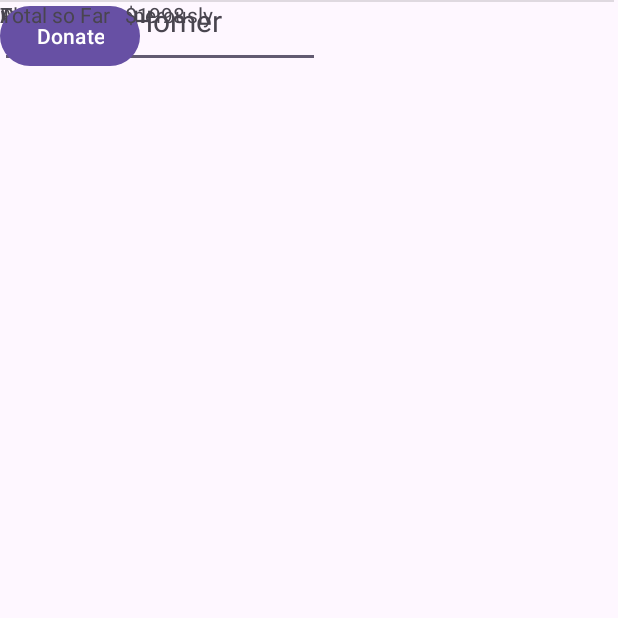
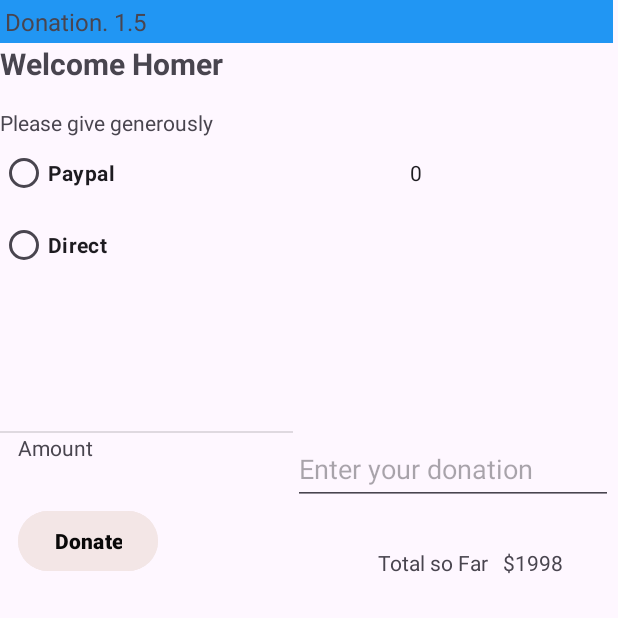
Before and after one commit to Hahajokerrr/AndroidProject, an Android app: the screen it shows after launch (MainActivity), on a phone screen of 412 x 824 dp, the top half of it. Run offline under Robolectric (Android 15) with nearby library versions, the phone set to English and light mode, and no system bars.

Commit message:
update week1

```diff
--- a/Week1/Donation/app/src/main/res/layout/activity_main.xml
+++ b/Week1/Donation/app/src/main/res/layout/activity_main.xml
@@ -1,19 +1,33 @@
 <?xml version="1.0" encoding="utf-8"?>
-<androidx.constraintlayout.widget.ConstraintLayout xmlns:android="http://schemas.android.com/apk/res/android"
+<TableLayout xmlns:android="http://schemas.android.com/apk/res/android"
     xmlns:app="http://schemas.android.com/apk/res-auto"
     xmlns:tools="http://schemas.android.com/tools"
-    android:layout_width="match_parent"
+    android:layout_width="wrap_content"
     android:layout_height="match_parent"
+    android:layout_column="2"
+    android:backgroundTint="#3F51B5"
+    android:orientation="vertical"
+    android:paddingRight="3dp"
+    android:shrinkColumns="0"
+    android:stretchColumns="1"
     tools:context=".MainActivity">
 
-    <RadioButton
-        android:id="@+id/radioButton2"
-        android:layout_width="93dp"
-        android:layout_height="31dp"
-        android:text="Paypal"
-        android:textSize="10sp"
-        tools:layout_editor_absoluteX="40dp"
-        tools:layout_editor_absoluteY="150dp" />
+    <TableRow
+        android:layout_width="12dp"
+        android:layout_height="12dp"
+        android:background="#3F51B5"
+        android:backgroundTint="#2196F3">
+
+        <TextView
+            android:id="@+id/textView"
+            android:padding="3dp"
+            android:text="Donation. 1.5"
+            android:textSize="16sp" />
+    </TableRow>
+
+    <TableRow
+        android:layout_width="match_parent"
+        android:layout_height="match_parent">
 
         <TextView
             android:id="@+id/textView2"
@@ -22,8 +36,15 @@
             android:autoText="false"
             android:text="Welcome Homer"
             android:textSize="20sp"
+            android:textStyle="bold"
             tools:layout_editor_absoluteX="35dp"
             tools:layout_editor_absoluteY="71dp" />
+
+    </TableRow>
+
+    <TableRow
+        android:layout_width="match_parent"
+        android:layout_height="match_parent">
 
         <TextView
             android:id="@+id/textView3"
@@ -33,62 +54,68 @@
             tools:layout_editor_absoluteX="37dp"
             tools:layout_editor_absoluteY="117dp" />
 
+    </TableRow>
+
+    <TableRow
+        android:layout_width="match_parent"
+        android:layout_height="match_parent">
+
         <RadioGroup
             android:layout_width="1dp"
             android:layout_height="0dp"
             tools:layout_editor_absoluteX="39dp"
-        tools:layout_editor_absoluteY="198dp" />
+            tools:layout_editor_absoluteY="198dp">
+
+        </RadioGroup>
+    </TableRow>
+
+    <TableRow
+        android:layout_width="match_parent"
+        android:layout_height="match_parent">
+
+        <RadioButton
+            android:id="@+id/radioButton2"
+            android:layout_width="93dp"
+            android:layout_height="48dp"
+            android:text="Paypal"
+            android:textSize="14sp"
+            android:textStyle="bold"
+            tools:layout_editor_absoluteX="40dp"
+            tools:layout_editor_absoluteY="150dp" />
+
+        <AbsoluteLayout
+            android:layout_width="fill_parent"
+            android:layout_height="fill_parent">
+
+            <NumberPicker
+                android:layout_width="98dp"
+                android:layout_height="match_parent"
+                android:layout_x="50px"
+                android:orientation="vertical"></NumberPicker>
+        </AbsoluteLayout>
+
+    </TableRow>
+
+    <TableRow
+        android:layout_width="match_parent"
+        android:layout_height="match_parent">
 
         <RadioButton
             android:id="@+id/radioButton"
             android:layout_width="93dp"
-        android:layout_height="31dp"
-        android:text="Paypal"
-        android:textSize="10sp"
+            android:layout_height="48dp"
+            android:text="Direct"
+            android:textSize="14sp"
+            android:textStyle="bold"
             tools:layout_editor_absoluteX="40dp"
             tools:layout_editor_absoluteY="150dp" />
 
-    <RadioButton
-        android:id="@+id/radioButton3"
-        android:layout_width="93dp"
-        android:layout_height="31dp"
-        android:text="Direct"
-        android:textSize="10sp"
-        tools:layout_editor_absoluteX="40dp"
-        tools:layout_editor_absoluteY="191dp" />
+    </TableRow>
 
-    <TextView
-        android:id="@+id/textView4"
-        android:layout_width="wrap_content"
-        android:layout_height="wrap_content"
-        android:text="Amount"
-        tools:layout_editor_absoluteX="40dp"
-        tools:layout_editor_absoluteY="388dp" />
-
-    <EditText
-        android:id="@+id/editTextNumber"
-        android:layout_width="wrap_content"
-        android:layout_height="wrap_content"
-        android:ems="10"
-        android:inputType="number"
-        tools:layout_editor_absoluteX="95dp"
-        tools:layout_editor_absoluteY="374dp" />
-
-    <Button
-        android:id="@+id/button"
-        android:layout_width="wrap_content"
-        android:layout_height="wrap_content"
-        android:text="Donate"
-        tools:layout_editor_absoluteX="38dp"
-        tools:layout_editor_absoluteY="465dp" />
-
-    <TextView
-        android:id="@+id/textView5"
-        android:layout_width="wrap_content"
-        android:layout_height="wrap_content"
-        android:text="Total so Far   $1998"
-        tools:layout_editor_absoluteX="165dp"
-        tools:layout_editor_absoluteY="482dp" />
+    <TableRow
+        android:layout_width="match_parent"
+        android:layout_height="match_parent"
+        android:layout_marginTop="100dp">
 
         <View
             android:id="@+id/divider"
@@ -97,5 +124,69 @@
             android:background="?android:attr/listDivider"
             tools:layout_editor_absoluteX="35dp"
             tools:layout_editor_absoluteY="354dp" />
+    </TableRow>
 
-</androidx.constraintlayout.widget.ConstraintLayout>
+    <TableRow
+        android:layout_width="match_parent"
+        android:layout_height="match_parent">
+
+        <TextView
+            android:id="@+id/textView4"
+            android:layout_width="wrap_content"
+            android:layout_height="wrap_content"
+            android:layout_column="0"
+            android:layout_marginLeft="12dp"
+            android:text="Amount"
+            tools:layout_editor_absoluteX="40dp"
+            tools:layout_editor_absoluteY="388dp" />
+
+        <EditText
+            android:id="@+id/editTextNumber"
+            android:layout_width="match_parent"
+            android:layout_height="48dp"
+            android:layout_column="1"
+            android:layout_gravity="left"
+            android:ems="10"
+            android:hint="Enter your donation"
+            android:inputType="number"
+            tools:layout_editor_absoluteX="95dp"
+            tools:layout_editor_absoluteY="374dp" />
+
+    </TableRow>
+
+
+    <TableRow
+        android:layout_width="match_parent"
+        android:layout_height="match_parent">
+
+        <Button
+            android:id="@+id/button"
+            android:layout_width="118dp"
+            android:layout_height="wrap_content"
+            android:layout_column="0"
+            android:layout_gravity="left"
+            android:layout_marginLeft="12dp"
+            android:backgroundTint="#F3E6E6"
+            android:text="Donate"
+            android:textColor="#090808"
+            android:textColorHighlight="#EFE2E2"
+            android:textColorHint="#977979"
+            android:textColorLink="#F1E6E6"
+            android:textStyle="bold"
+            tools:layout_editor_absoluteX="38dp"
+            tools:layout_editor_absoluteY="465dp" />
+
+        <TextView
+            android:id="@+id/textView5"
+            android:layout_width="wrap_content"
+            android:layout_height="wrap_content"
+            android:layout_column="0"
+            android:layout_gravity="bottom|center"
+            android:gravity="center"
+            android:text="Total so Far   $1998"
+            tools:layout_editor_absoluteX="165dp"
+            tools:layout_editor_absoluteY="482dp" />
+
+    </TableRow>
+
+</TableLayout>
```
Lines whose indentation alone changed are shown as unchanged.
